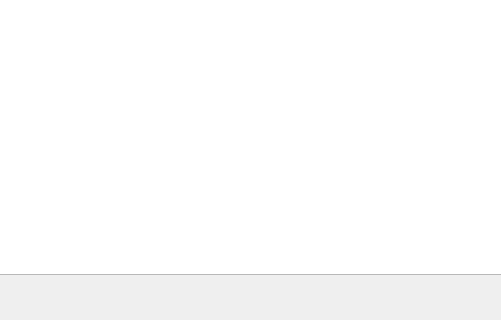
Qt form board.ui (andricmitrovic/02-the-mill-game) before a commit; both pictures show x 150 to 651 and y 286 to 606 of the 795 by 606 pixel window.
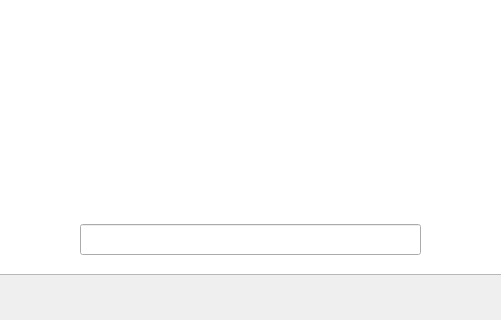
The same form after that commit.

Commit message: Message display added. Graphic display of phase 2

The edit to the form file:
```diff
--- a/board.ui
+++ b/board.ui
@@ -33,6 +33,16 @@
      <bool>true</bool>
     </property>
    </widget>
+   <widget class="QLineEdit" name="leGameMessage">
+    <property name="geometry">
+     <rect>
+      <x>230</x>
+      <y>510</y>
+      <width>341</width>
+      <height>31</height>
+     </rect>
+    </property>
+   </widget>
   </widget>
   <widget class="QMenuBar" name="menubar">
    <property name="geometry">
```
The commit also changes 5 other files.
